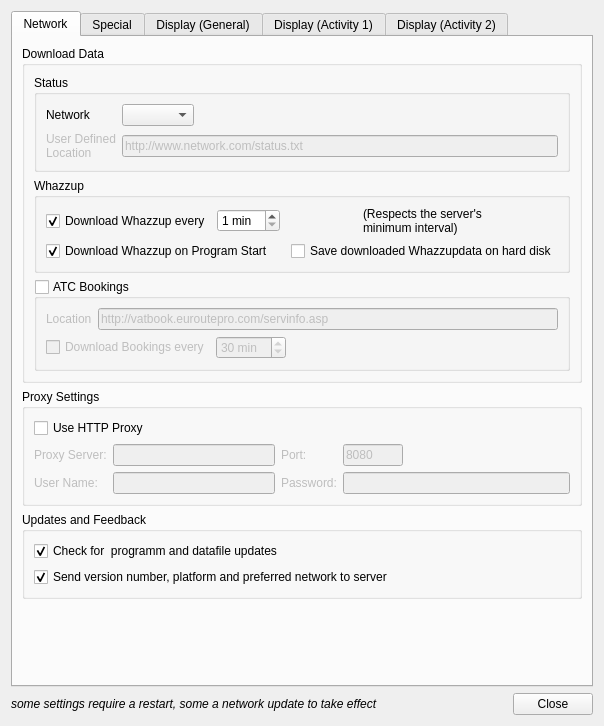
This is trunk/QuteScoop/src/PreferencesDialog.ui in qutescoop/qutescoop as Qt 5 draws it before an edit. The edited form follows.
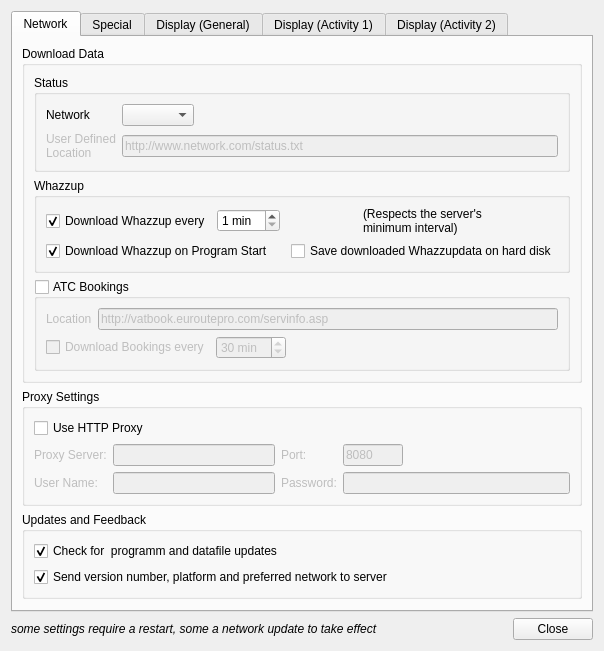
This is the edited form. The open tabs and pages were chosen to show the change. Icons and pictures are not drawn.

What changed in the file:
```diff
--- a/trunk/QuteScoop/src/PreferencesDialog.ui
+++ b/trunk/QuteScoop/src/PreferencesDialog.ui
@@ -7,7 +7,7 @@
     <x>0</x>
     <y>0</y>
     <width>604</width>
-    <height>726</height>
+    <height>644</height>
    </rect>
   </property>
   <property name="windowTitle">
```
Left out of the diff: 2 changed lines with no effect on the pictures.
